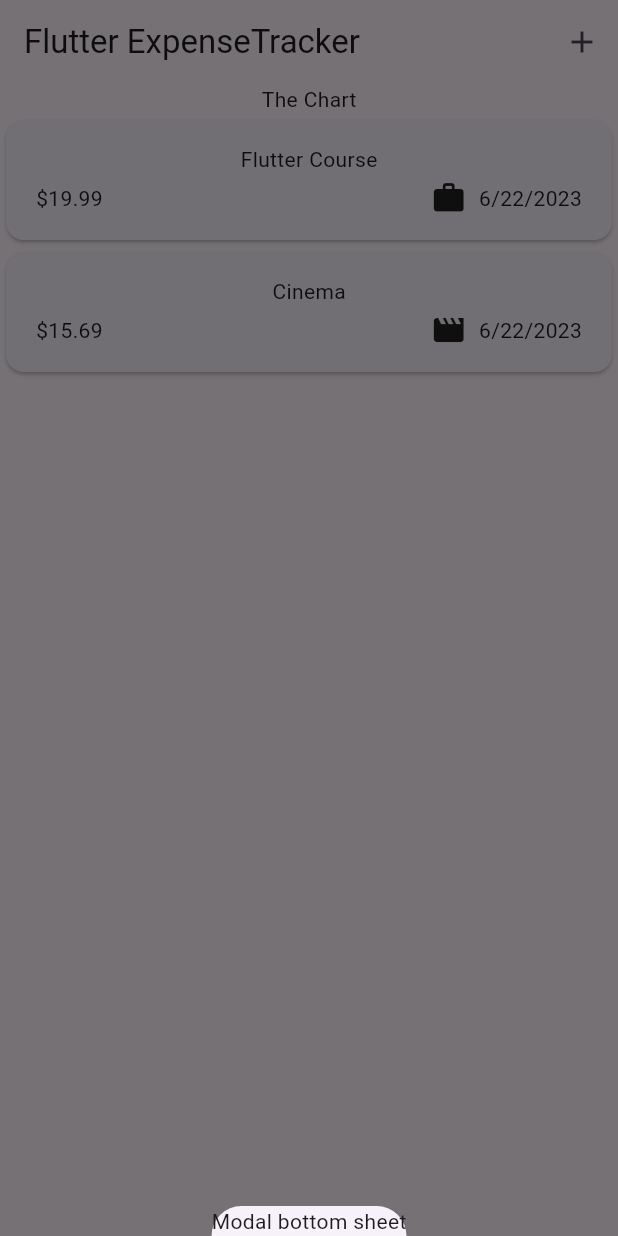
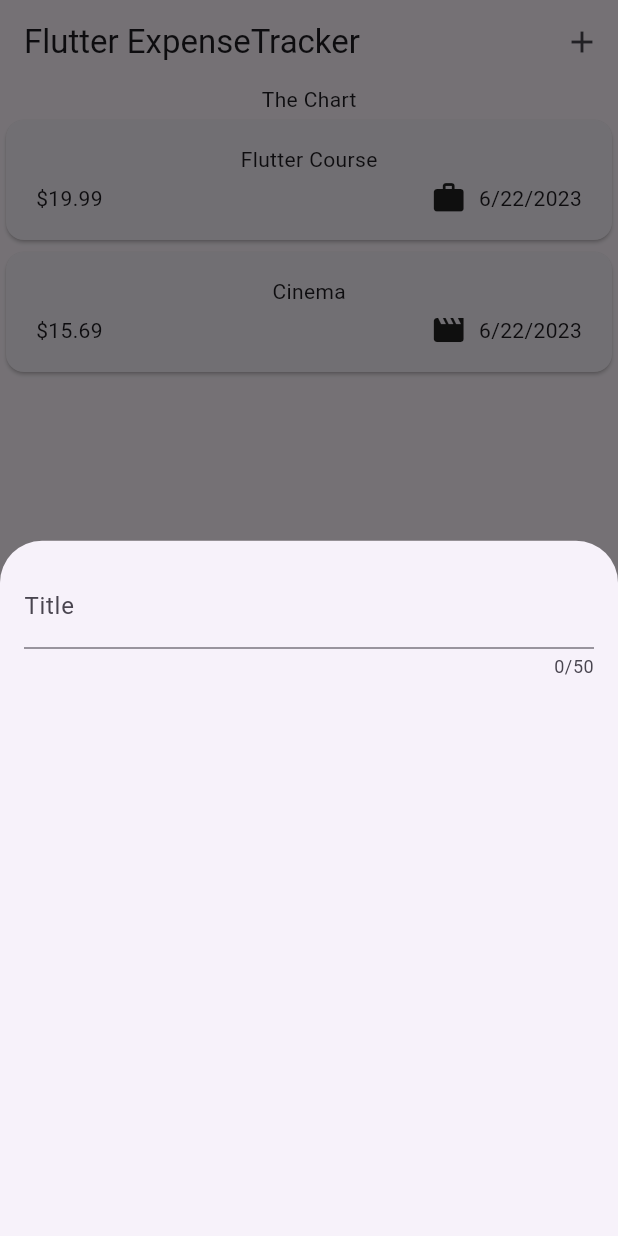
Before and after one commit to SirGeist/expense_tracker_app, a Flutter app: the screen it shows after launch, after a tap on the "add" icon, on a phone screen of 412 x 824 dp. Run offline on Flutter 3.47's test engine with Material 2 defaults, Android fonts, the phone set to English and light mode, and no system bars.

Commit message:
handling user text input with text widget

```diff
--- a/lib/widgets/expenses.dart
+++ b/lib/widgets/expenses.dart
@@ -1,3 +1,4 @@
+import 'package:expense_tracker_app/widgets/new_expense.dart';
 import 'package:flutter/material.dart';
 import 'package:expense_tracker_app/models/expense.dart';
 import 'package:expense_tracker_app/widgets/expenses_list/expenses_list.dart';
@@ -30,7 +31,7 @@ class _ExpensesState extends State<Expenses> {
     // The "context" value is metadata that has information on relation to other widgets
     showModalBottomSheet(
       context: context,
-      builder: (ctx) => Text('Modal bottom sheet'),
+      builder: (ctx) => const NewExpense(),
     );
   }
 
--- /dev/null
+++ b/lib/widgets/new_expense.dart
@@ -0,0 +1,27 @@
+import 'package:flutter/material.dart';
+
+class NewExpense extends StatefulWidget {
+  const NewExpense({super.key});
+
+  @override
+  State<NewExpense> createState() => _NewExpenseState();
+}
+
+class _NewExpenseState extends State<NewExpense> {
+  @override
+  Widget build(BuildContext context) {
+    return const Padding(
+      padding: EdgeInsets.all(16),
+      child: Column(
+        children: [
+          TextField(
+            maxLength: 50,
+            decoration: InputDecoration(
+              label: Text('Title'),
+            ),
+          ),
+        ],
+      ),
+    );
+  }
+}
```
